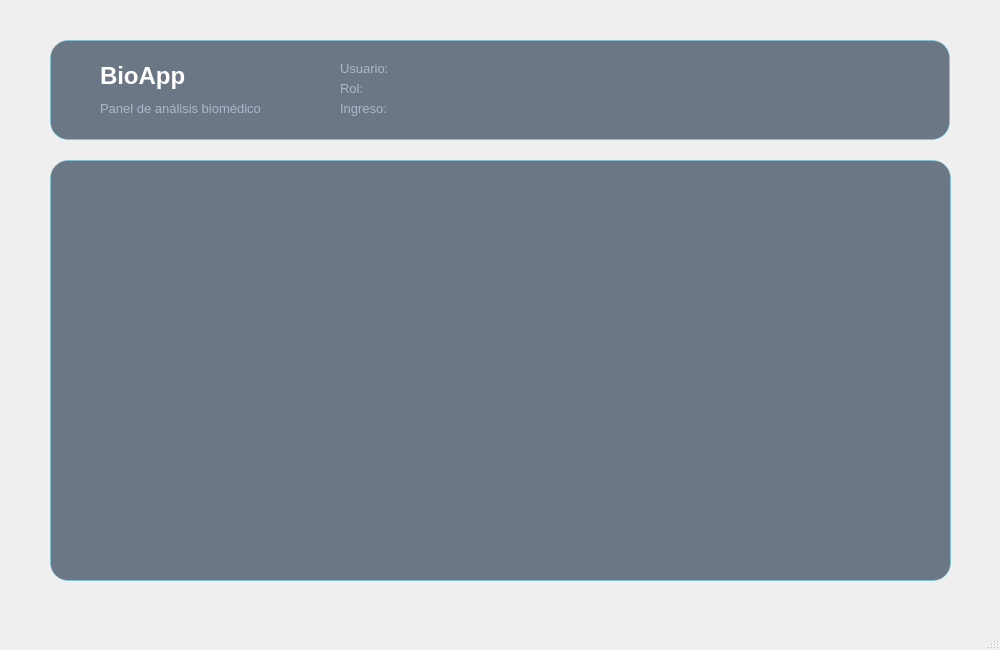
The window that Vista/menurol.ui (EvelynDA2303/BioApp_) describes before a commit, drawn with Qt 5.
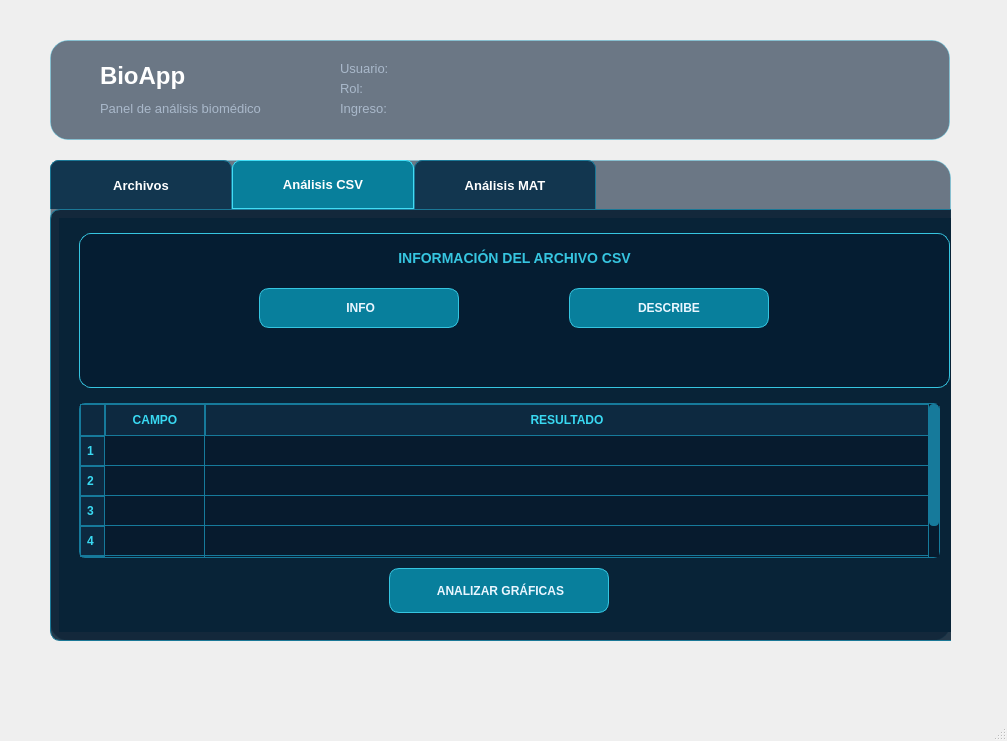
The same window after the commit. The open tabs and pages were chosen to show the change. Icons and pictures are not drawn.

Commit message: menu rol final

Diff of the .ui file:
```diff
--- a/Vista/menurol.ui
+++ b/Vista/menurol.ui
@@ -6,8 +6,8 @@
    <rect>
     <x>0</x>
     <y>0</y>
-    <width>1000</width>
-    <height>650</height>
+    <width>1007</width>
+    <height>741</height>
    </rect>
   </property>
   <property name="windowTitle">
@@ -139,7 +139,7 @@
       <x>50</x>
       <y>160</y>
       <width>901</width>
-      <height>421</height>
+      <height>481</height>
      </rect>
     </property>
     <property name="styleSheet">
@@ -585,6 +585,483 @@
     border-radius: 18px;
 }</string>
      </property>
+     <widget class="QTabWidget" name="senalesTabwidget">
+      <property name="geometry">
+       <rect>
+        <x>0</x>
+        <y>0</y>
+        <width>911</width>
+        <height>481</height>
+       </rect>
+      </property>
+      <property name="styleSheet">
+       <string notr="true">
+QTabWidget::pane {
+    background-color: rgba(5, 28, 48, 220);
+    border: 1px solid #1B7896;
+    border-radius: 10px;
+    padding: 8px;
+}
+
+QTabBar::tab {
+    background-color: #12364F;
+    color: white;
+    border: 1px solid #1B7896;
+    border-bottom: none;
+    border-top-left-radius: 8px;
+    border-top-right-radius: 8px;
+    min-width: 150px;
+    min-height: 35px;
+    padding: 6px 15px;
+    font-size: 13px;
+    font-weight: bold;
+}
+
+QTabBar::tab:selected {
+    background-color: #087F9B;
+    color: white;
+    border: 1px solid #42DDF5;
+}
+
+QTabBar::tab:hover {
+    background-color: #17617D;
+    color: #42DDF5;
+}
+QWidget#tabArchivos {
+    background-color: rgba(8, 35, 55, 180);
+    border: none;
+}
+</string>
+      </property>
+      <property name="currentIndex">
+       <number>1</number>
+      </property>
+      <widget class="QWidget" name="tabArchivos">
+       <property name="styleSheet">
+        <string notr="true">QWidget#tabArchivos {
+    background-color: rgba(8, 35, 55, 180);
+    border: none;
+}</string>
+       </property>
+       <attribute name="title">
+        <string>Archivos</string>
+       </attribute>
+       <widget class="QFrame" name="frameCargaArchivo">
+        <property name="geometry">
+         <rect>
+          <x>20</x>
+          <y>15</y>
+          <width>861</width>
+          <height>330</height>
+         </rect>
+        </property>
+        <property name="styleSheet">
+         <string notr="true">background-color: rgba(5, 28, 48, 210); border: 1px solid #1B7896; border-radius: 15px;</string>
+        </property>
+        <property name="frameShape">
+         <enum>QFrame::StyledPanel</enum>
+        </property>
+        <property name="frameShadow">
+         <enum>QFrame::Raised</enum>
+        </property>
+        <widget class="QLabel" name="tituloCargaArchivoLabel">
+         <property name="geometry">
+          <rect>
+           <x>10</x>
+           <y>15</y>
+           <width>841</width>
+           <height>30</height>
+          </rect>
+         </property>
+         <property name="styleSheet">
+          <string notr="true">color: #42DDF5;
+font-size: 16px;
+font-weight: bold;
+background: transparent;
+border: none;</string>
+         </property>
+         <property name="text">
+          <string>	CARGAR ARCHIVO DE SEÑALES</string>
+         </property>
+         <property name="alignment">
+          <set>Qt::AlignCenter</set>
+         </property>
+        </widget>
+        <widget class="QPushButton" name="cargarArchivoButton">
+         <property name="geometry">
+          <rect>
+           <x>280</x>
+           <y>85</y>
+           <width>300</width>
+           <height>50</height>
+          </rect>
+         </property>
+         <property name="styleSheet">
+          <string notr="true">
+QPushButton {
+    background-color: #087F9C;
+    color: #EAF6FF;
+    border: 1px solid #36C5E0;
+    border-radius: 10px;
+    font-size: 12px;
+    font-weight: bold;
+    padding: 6px;
+}
+
+QPushButton:hover {
+    background-color: #119DBB;
+    border: 1px solid #70E4F5;
+}
+
+QPushButton:pressed {
+    background-color: #075D75;
+}
+</string>
+         </property>
+         <property name="text">
+          <string>SELECCIONAR ARCHIVO</string>
+         </property>
+        </widget>
+        <widget class="QLabel" name="archivoSeleccionadoLabel">
+         <property name="geometry">
+          <rect>
+           <x>60</x>
+           <y>165</y>
+           <width>741</width>
+           <height>35</height>
+          </rect>
+         </property>
+         <property name="styleSheet">
+          <string notr="true">QLabel {
+    background-color: rgba(8, 127, 156, 35);
+    color: #EAF6FF;
+    border: 1px solid #36C5E0;
+    border-radius: 10px;
+    font-size: 12px;
+    font-weight: bold;
+    padding: 6px;
+}</string>
+         </property>
+         <property name="text">
+          <string>Ningún archivo seleccionado</string>
+         </property>
+         <property name="alignment">
+          <set>Qt::AlignCenter</set>
+         </property>
+        </widget>
+        <widget class="QLabel" name="formatosArchivoLabel">
+         <property name="geometry">
+          <rect>
+           <x>60</x>
+           <y>215</y>
+           <width>741</width>
+           <height>25</height>
+          </rect>
+         </property>
+         <property name="styleSheet">
+          <string notr="true">color: #42DDF5;
+font-size: 11px;
+font-weight: bold;
+background: transparent;
+border: none;</string>
+         </property>
+         <property name="text">
+          <string>	FORMATOS PERMITIDOS: CSV y MAT</string>
+         </property>
+         <property name="alignment">
+          <set>Qt::AlignCenter</set>
+         </property>
+        </widget>
+        <widget class="QLabel" name="estadoCargaLabel">
+         <property name="geometry">
+          <rect>
+           <x>60</x>
+           <y>265</y>
+           <width>741</width>
+           <height>35</height>
+          </rect>
+         </property>
+         <property name="styleSheet">
+          <string notr="true">color: #70E4F5;
+background-color: rgba(8, 127, 156, 35);
+border: 1px solid #36C5E0;
+border-radius: 8px;
+font-size: 12px;
+font-weight: bold;</string>
+         </property>
+         <property name="text">
+          <string>ESTADO: ESPERANDO ARCHIVO...</string>
+         </property>
+         <property name="alignment">
+          <set>Qt::AlignCenter</set>
+         </property>
+        </widget>
+       </widget>
+      </widget>
+      <widget class="QWidget" name="tabCSV">
+       <property name="styleSheet">
+        <string notr="true">QWidget#tabCSV {
+    background-color: #082337;
+    border: none;
+}</string>
+       </property>
+       <attribute name="title">
+        <string>Análisis CSV</string>
+       </attribute>
+       <widget class="QFrame" name="frameInformacionCSV">
+        <property name="geometry">
+         <rect>
+          <x>20</x>
+          <y>15</y>
+          <width>871</width>
+          <height>155</height>
+         </rect>
+        </property>
+        <property name="styleSheet">
+         <string notr="true">QFrame#frameInformacionCSV {
+    background-color: rgba(5, 28, 48, 210);
+    border: 1px solid #36C5E0;
+    border-radius: 12px;
+}</string>
+        </property>
+        <property name="frameShape">
+         <enum>QFrame::StyledPanel</enum>
+        </property>
+        <property name="frameShadow">
+         <enum>QFrame::Raised</enum>
+        </property>
+        <widget class="QLabel" name="tituloInformacionCSVLabel">
+         <property name="geometry">
+          <rect>
+           <x>10</x>
+           <y>10</y>
+           <width>851</width>
+           <height>30</height>
+          </rect>
+         </property>
+         <property name="styleSheet">
+          <string notr="true">color: #36C5E0;
+font-size: 14px;
+font-weight: bold;
+background: transparent;
+border: none;</string>
+         </property>
+         <property name="text">
+          <string>INFORMACIÓN DEL ARCHIVO CSV</string>
+         </property>
+         <property name="alignment">
+          <set>Qt::AlignCenter</set>
+         </property>
+        </widget>
+        <widget class="QPushButton" name="infoCSVButton">
+         <property name="geometry">
+          <rect>
+           <x>180</x>
+           <y>55</y>
+           <width>200</width>
+           <height>40</height>
+          </rect>
+         </property>
+         <property name="styleSheet">
+          <string notr="true">QPushButton {
+    background-color: #087F9C;
+    color: #EAF6FF;
+    border: 1px solid #36C5E0;
+    border-radius: 10px;
+    font-size: 12px;
+    font-weight: bold;
+    padding: 6px;
+}
+
+QPushButton:hover {
+    background-color: #119DBB;
+    border: 1px solid #70E4F5;
+}
+
+QPushButton:pressed {
+    background-color: #075D75;
+}</string>
+         </property>
+         <property name="text">
+          <string>	INFO</string>
+         </property>
+        </widget>
+        <widget class="QPushButton" name="describeCSVButton">
+         <property name="geometry">
+          <rect>
+           <x>490</x>
+           <y>55</y>
+           <width>200</width>
+           <height>40</height>
+          </rect>
+         </property>
+         <property name="styleSheet">
+          <string notr="true">QPushButton {
+    background-color: #087F9C;
+    color: #EAF6FF;
+    border: 1px solid #36C5E0;
+    border-radius: 10px;
+    font-size: 12px;
+    font-weight: bold;
+    padding: 6px;
+}
+
+QPushButton:hover {
+    background-color: #119DBB;
+    border: 1px solid #70E4F5;
+}
+
+QPushButton:pressed {
+    background-color: #075D75;
+}</string>
+         </property>
+         <property name="text">
+          <string>DESCRIBE</string>
+         </property>
+        </widget>
+       </widget>
+       <widget class="QTableWidget" name="tablaResultadosCSV">
+        <property name="geometry">
+         <rect>
+          <x>20</x>
+          <y>185</y>
+          <width>861</width>
+          <height>155</height>
+         </rect>
+        </property>
+        <property name="styleSheet">
+         <string notr="true">QTableWidget#tablaResultadosCSV {
+    background-color: #071B2E;
+    color: #FFFFFF;
+    gridline-color: #167A9B;
+    border: 1px solid #167A9B;
+    border-radius: 6px;
+    font-size: 9pt;
+}
+
+QHeaderView::section {
+    background-color: #0D2940;
+    color: #39D9F2;
+    padding: 6px;
+    border: 1px solid #167A9B;
+    font-weight: bold;
+}
+
+QTableWidget::item {
+    padding: 5px;
+}
+
+QTableWidget::item:selected {
+    background-color: #167A9B;
+    color: #FFFFFF;
+}
+
+/* Fondo de los espacios vacíos de los encabezados */
+QHeaderView {
+    background-color: #0D2940;
+}
+
+/* Esquina superior izquierda */
+QTableCornerButton::section {
+    background-color: #0D2940;
+    border: 1px solid #167A9B;
+}
+
+/* Barra de desplazamiento vertical */
+QScrollBar:vertical {
+    background-color: #071B2E;
+    width: 10px;
+    border: none;
+}
+
+QScrollBar::handle:vertical {
+    background-color: #167A9B;
+    border-radius: 4px;
+    min-height: 25px;
+}
+
+QScrollBar::handle:vertical:hover {
+    background-color: #39D9F2;
+}
+
+QScrollBar::add-line:vertical,
+QScrollBar::sub-line:vertical {
+    background: #071B2E;
+    border: none;
+}
+</string>
+        </property>
+        <property name="rowCount">
+         <number>5</number>
+        </property>
+        <property name="columnCount">
+         <number>2</number>
+        </property>
+        <attribute name="horizontalHeaderStretchLastSection">
+         <bool>true</bool>
+        </attribute>
+        <row/>
+        <row/>
+        <row/>
+        <row/>
+        <row/>
+        <column>
+         <property name="text">
+          <string>CAMPO</string>
+         </property>
+        </column>
+        <column>
+         <property name="text">
+          <string>RESULTADO</string>
+         </property>
+        </column>
+       </widget>
+       <widget class="QPushButton" name="analizarGraficasCSVButton">
+        <property name="geometry">
+         <rect>
+          <x>330</x>
+          <y>350</y>
+          <width>220</width>
+          <height>45</height>
+         </rect>
+        </property>
+        <property name="styleSheet">
+         <string notr="true">QPushButton {
+    background-color: #087F9C;
+    color: #EAF6FF;
+    border: 1px solid #36C5E0;
+    border-radius: 10px;
+    font-size: 12px;
+    font-weight: bold;
+    padding: 6px;
+}
+
+QPushButton:hover {
+    background-color: #119DBB;
+    border: 1px solid #70E4F5;
+}
+
+QPushButton:pressed {
+    background-color: #075D75;
+}</string>
+        </property>
+        <property name="text">
+         <string>	ANALIZAR GRÁFICAS</string>
+        </property>
+       </widget>
+      </widget>
+      <widget class="QWidget" name="tabMAT">
+       <property name="styleSheet">
+        <string notr="true">QWidget#tabMAT {
+    background-color: rgba(8, 35, 55, 180);
+    border: none;
+}</string>
+       </property>
+       <attribute name="title">
+        <string>Análisis MAT</string>
+       </attribute>
+      </widget>
+     </widget>
     </widget>
    </widget>
   </widget>
```
Left out of the diff: 2 changed lines with no effect on the pictures.
